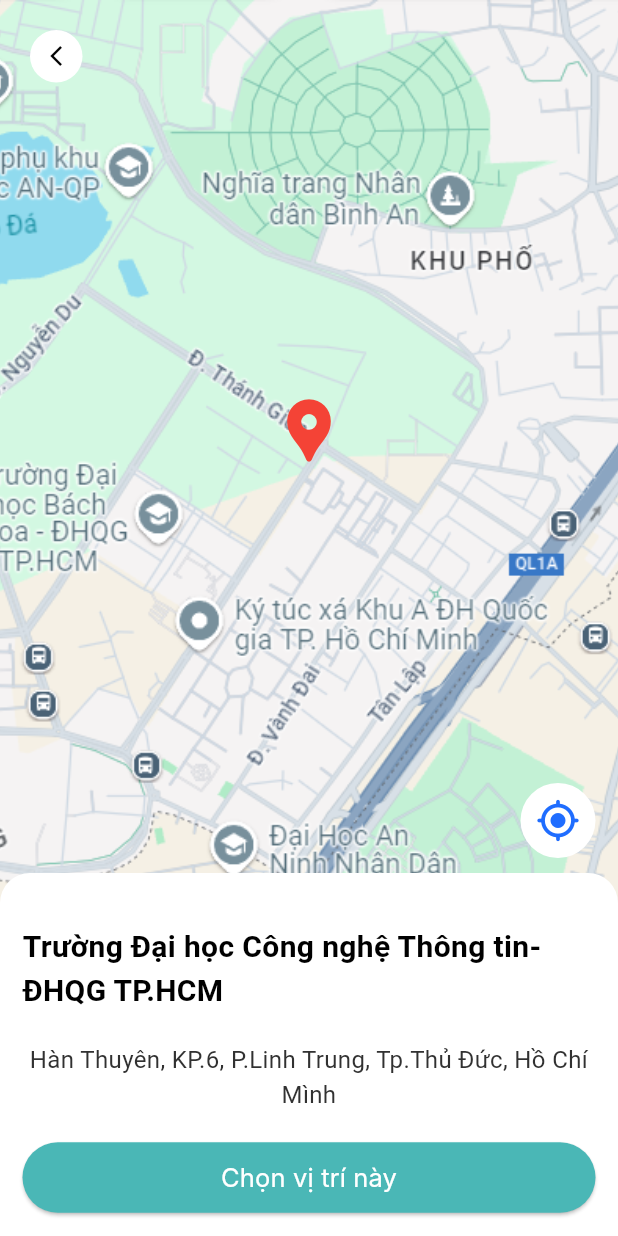
After one commit to KKuyen/SE121_GiupViecApp, a Flutter app: the ChooseLocationPage screen opened directly, on a phone screen of 412 x 824 dp. The commit adds this screen. Run offline on Flutter 3.47's test engine with Material 3 defaults, Android fonts, the phone set to English and light mode, and no system bars; our stand-ins replace carousel_slider, flutter_svg, font_awesome_flutter, image_picker, pin_code_fields; Roboto replaces fonts that are missing (Inter); project files that could hold a hidden picture were left out.

Commit message:
choose location page: done

```diff
--- a/FrontEnd/lib/core/configs/assets/app_images.dart
+++ b/FrontEnd/lib/core/configs/assets/app_images.dart
@@ -6,4 +6,5 @@ class AppImages {
   static const String voucher2 = '${basePath}voucher2.png';
   static const String discoveryBanner = '${basePath}discoveryBanner.png';
   static const String cover = '${basePath}cover.png';
+  static const String location = '${basePath}chooseLocation.png';
 }
--- a/FrontEnd/lib/presentation/user/account/addLocation.dart
+++ b/FrontEnd/lib/presentation/user/account/addLocation.dart
@@ -3,6 +3,7 @@ import 'package:flutter/widgets.dart';
 import 'package:se121_giupviec_app/common/widgets/appbar/app_bar.dart';
 import 'package:se121_giupviec_app/core/configs/constants/app_info.dart';
 import 'package:se121_giupviec_app/core/configs/theme/app_colors.dart';
+import 'package:se121_giupviec_app/presentation/user/account/chooseLocation.dart';
 
 class AddLocationPage extends StatefulWidget {
   const AddLocationPage({super.key});
@@ -19,16 +20,25 @@ class _AddLocationPageState extends State<AddLocationPage> {
   Widget build(BuildContext context) {
     return Scaffold(
       backgroundColor: const Color(0xFFF2F2F2),
-      appBar: const BasicAppbar(
+      appBar: BasicAppbar(
         isHideBackButton: false,
         isHavePadding: false,
         color: Colors.white,
-        action: Icon(
-          Icons.my_location_rounded,
-          color: AppColors.xanh_main,
-          size: 30,
+        action: GestureDetector(
+          onTap: () {
+            Navigator.push(
+              context,
+              MaterialPageRoute(
+                  builder: (context) => const ChooseLocationPage()),
+            );
+          },
+          child: const Icon(
+            Icons.my_location_rounded,
+            color: AppColors.xanh_main,
+            size: 30,
+          ),
         ),
-        title: Text('Thêm địa chỉ',
+        title: const Text('Thêm địa chỉ',
             style: TextStyle(
               fontSize: 20,
               fontWeight: FontWeight.bold,
--- /dev/null
+++ b/FrontEnd/lib/presentation/user/account/chooseLocation.dart
@@ -0,0 +1,146 @@
+import 'package:flutter/cupertino.dart';
+import 'package:flutter/material.dart';
+import 'package:flutter/rendering.dart';
+import 'package:flutter/widgets.dart';
+import 'package:se121_giupviec_app/common/widgets/button/sizedbutton.dart';
+import 'package:se121_giupviec_app/core/configs/assets/app_images.dart';
+import 'package:se121_giupviec_app/core/configs/constants/app_info.dart';
+import 'package:se121_giupviec_app/core/configs/theme/app_colors.dart';
+
+class ChooseLocationPage extends StatefulWidget {
+  const ChooseLocationPage({super.key});
+
+  @override
+  State<ChooseLocationPage> createState() => _ChooseLocationPageState();
+}
+
+class _ChooseLocationPageState extends State<ChooseLocationPage> {
+  @override
+  Widget build(BuildContext context) {
+    return Scaffold(
+      body: Stack(
+        children: [
+          Container(
+            height: MediaQuery.of(context).size.height,
+            width: MediaQuery.of(context).size.width,
+            decoration: const BoxDecoration(
+              image: DecorationImage(
+                  image: AssetImage(AppImages.location), fit: BoxFit.cover),
+            ),
+          ),
+          Positioned(
+            top: 20,
+            left: 20,
+            child: GestureDetector(
+              onTap: () {
+                Navigator.pop(context);
+              },
+              child: Container(
+                height: 35,
+                width: 35,
+                decoration: const BoxDecoration(
+                    color: Colors.white, shape: BoxShape.circle),
+                child: const Icon(
+                  Icons.arrow_back_ios_new,
+                  size: 16,
+                  color: Color.fromARGB(255, 0, 0, 0),
+                ),
+              ),
+            ),
+          ),
+          Positioned(
+            bottom: 0,
+            child: Column(
+              children: [
+                Container(
+                  width: MediaQuery.of(context).size.width,
+                  child: Padding(
+                    padding: const EdgeInsets.only(right: AppInfo.main_padding),
+                    child: Row(
+                      mainAxisAlignment: MainAxisAlignment.end,
+                      crossAxisAlignment: CrossAxisAlignment.end,
+                      children: [
+                        Container(
+                          height: 50,
+                          width: 50,
+                          decoration: const BoxDecoration(
+                              color: Colors.white, shape: BoxShape.circle),
+                          child: const Icon(
+                            Icons.my_location_rounded,
+                            size: 30,
+                            color: Color.fromARGB(255, 31, 109, 255),
+                          ),
+                        ),
+                      ],
+                    ),
+                  ),
+                ),
+                const SizedBox(
+                  height: 10,
+                ),
+                Container(
+                  width: MediaQuery.of(context).size.width,
+                  decoration: const BoxDecoration(
+                      color: Colors.white,
+                      borderRadius: BorderRadius.only(
+                          topLeft: Radius.circular(20),
+                          topRight: Radius.circular(20))),
+                  child: Padding(
+                    padding: const EdgeInsets.all(15),
+                    child: Column(
+                      crossAxisAlignment: CrossAxisAlignment.start,
+                      children: [
+                        const SizedBox(
+                          height: 20,
+                        ),
+                        const Text(
+                          'Trường Đại học Công nghệ Thông tin-ĐHQG TP.HCM',
+                          style: TextStyle(
+                              fontSize: 20,
+                              fontWeight: FontWeight.bold,
+                              color: Color.fromARGB(255, 0, 0, 0)),
+                        ),
+                        const SizedBox(
+                          height: 20,
+                        ),
+                        const Text(
+                          'Hàn Thuyên, KP.6, P.Linh Trung, Tp.Thủ Đức, Hồ Chí Mình',
+                          style: TextStyle(
+                              fontSize: 16,
+                              fontWeight: FontWeight.normal,
+                              color: Color.fromARGB(255, 49, 49, 49)),
+                          textAlign: TextAlign.center,
+                        ),
+                        const SizedBox(
+                          height: 20,
+                        ),
+                        Sizedbutton(
+                          onPressFun: () {
+                            Navigator.pop(context);
+                          },
+                          text: 'Chọn vị trí này',
+                          width: double.infinity,
+                          height: 47,
+                          backgroundColor: AppColors.xanh_main,
+                        )
+                      ],
+                    ),
+                  ),
+                ),
+              ],
+            ),
+          ),
+          Positioned(
+              top: MediaQuery.of(context).size.height / 2 - 50 - 100,
+              left: 0,
+              right: 0,
+              child: const Icon(
+                Icons.location_pin,
+                color: Colors.red,
+                size: 50,
+              )),
+        ],
+      ),
+    );
+  }
+}
--- a/FrontEnd/lib/presentation/user/home/home.dart
+++ b/FrontEnd/lib/presentation/user/home/home.dart
@@ -38,6 +38,7 @@ class _HomePageState extends State<HomePage>
   @override
   Widget build(BuildContext context) {
     return Scaffold(
+      backgroundColor: Colors.white,
       appBar: BasicAppbar(
         title: SvgPicture.asset(
           AppVectors.logo,
--- a/FrontEnd/lib/presentation/user/message/message.dart
+++ b/FrontEnd/lib/presentation/user/message/message.dart
@@ -20,6 +20,7 @@ class _MessagePageState extends State<MessagePage> {
   @override
   Widget build(BuildContext context) {
     return const Scaffold(
+      backgroundColor: Colors.white,
       appBar: BasicAppbar(
         isHideBackButton: true,
         action: Icon(
```
Also changed, not shown: FrontEnd/assets/images/chooseLocation.png (added), FrontEnd/assets/images/location.png (added).
